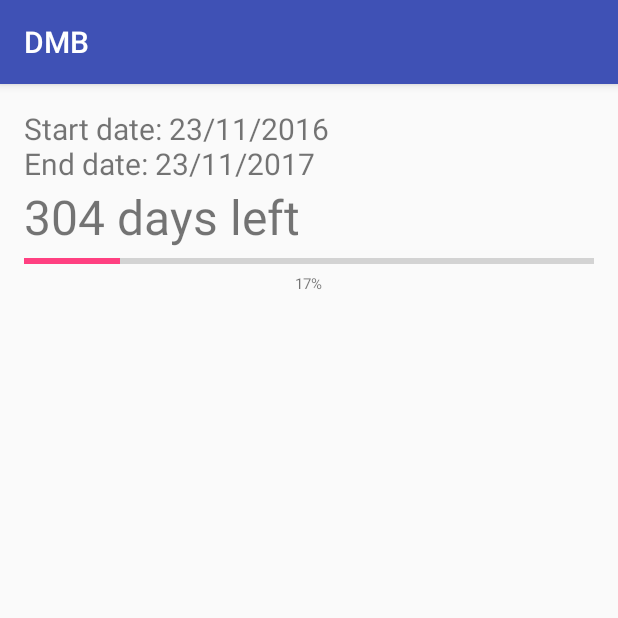
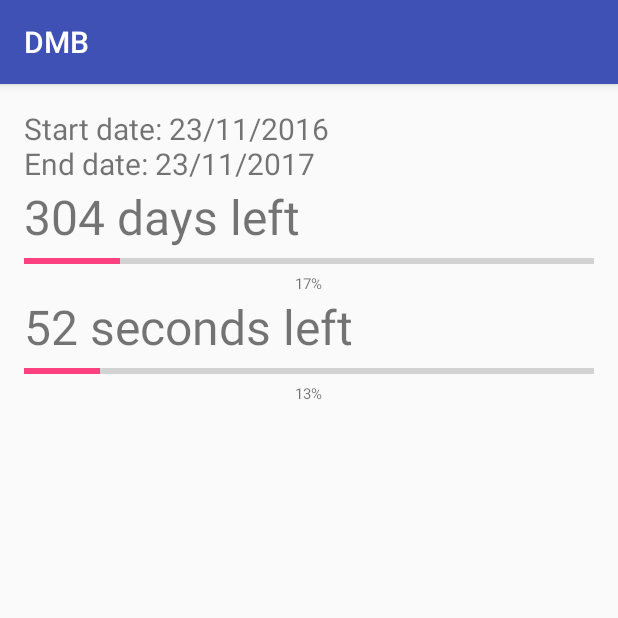
Before and after one commit to ahorseisananimal/DMB, an Android app: the screen it shows after launch (MainActivity), on a phone screen of 412 x 824 dp, the top half of it. Run offline under Robolectric (Android 15) with nearby library versions, the phone set to English and light mode, and no system bars.

Commit message:
Added seconds count and progress bar

```diff
--- a/app/src/main/java/com/fuagra/dmb/MainActivity.java
+++ b/app/src/main/java/com/fuagra/dmb/MainActivity.java
@@ -2,12 +2,14 @@ package com.fuagra.dmb;
 
 import android.content.SharedPreferences;
 import android.os.Bundle;
+import android.os.Handler;
 import android.support.v7.app.AppCompatActivity;
 import android.widget.ProgressBar;
 import android.widget.TextView;
 
 import java.text.ParseException;
 import java.text.SimpleDateFormat;
+import java.util.Calendar;
 import java.util.Date;
 
 public class MainActivity extends AppCompatActivity {
@@ -16,12 +18,22 @@ public class MainActivity extends AppCompatActivity {
     public static final String START_DATE_KEY = "StartDate";
     private static final String END_DATE_KEY = "EndDate";
     private SharedPreferences preferences;
+    private Handler handler;
 
     @Override
     protected void onCreate(Bundle savedInstanceState) {
         super.onCreate(savedInstanceState);
         setContentView(R.layout.activity_main);
         SimpleDateFormat simpleDateFormat = new SimpleDateFormat("dd/MM/yyyy");
+
+        handler = new Handler();
+
+        update(simpleDateFormat);
+
+
+    }
+
+    private void update(final SimpleDateFormat simpleDateFormat) {
         preferences = getSharedPreferences(SHARED_PREFERENCES_NAME, MODE_PRIVATE);
         long startDate = preferences.getLong(START_DATE_KEY, 0);
         long endDate = preferences.getLong(END_DATE_KEY, 0);
@@ -31,7 +43,7 @@ public class MainActivity extends AppCompatActivity {
 
             try {
                 startDate = simpleDateFormat.parse("23/11/2016").getTime();
-                endDate =  simpleDateFormat.parse("23/11/2017").getTime();
+                endDate = simpleDateFormat.parse("23/11/2017").getTime();
             } catch (ParseException e) {
                 e.printStackTrace();
             }
@@ -39,22 +51,51 @@ public class MainActivity extends AppCompatActivity {
             preferences.edit().putLong(END_DATE_KEY, endDate).apply();
         }
 
-        long currentDate = System.currentTimeMillis();
-        int remainingDaysCount = (int) ((endDate - currentDate) / (3600 * 24 * 1000));
-        TextView textView = (TextView) findViewById(R.id.dayLabel);
-        textView.setText(remainingDaysCount + " days left");
-        ProgressBar progressBar = (ProgressBar) findViewById(R.id.dayProgress);
-        progressBar.setIndeterminate(false);
-        progressBar.setMax(365);
-        progressBar.setProgress(365 - remainingDaysCount);
-
-        textView = (TextView) findViewById(R.id.datesLabel);
-        textView.setText("Start date: "
+        TextView textViewDates = (TextView) findViewById(R.id.datesLabel);
+        textViewDates.setText("Start date: "
                 + simpleDateFormat.format(new Date(startDate)) + "\n" +
                 "End date: " + simpleDateFormat.format(new Date(endDate)));
 
-        int percentage  = Math.round(100-(remainingDaysCount/365f)*100);
-        textView = (TextView) findViewById(R.id.dayPercentageLabel);
-        textView.setText(percentage + "%");
+        long currentDate = System.currentTimeMillis();
+        int remainingDaysCount = (int) ((endDate - currentDate) / (3600 * 24 * 1000));
+
+        Calendar calendar = Calendar.getInstance();
+        calendar.setTime(new Date(currentDate));
+
+        TextView textViewRemainingDays = (TextView) findViewById(R.id.remainingDaysLabel);
+        textViewRemainingDays.setText(remainingDaysCount + " days left");
+
+        ProgressBar progressBarDays = (ProgressBar) findViewById(R.id.dayProgressLabel);
+        progressBarDays.setIndeterminate(false);
+        progressBarDays.setMax(365);
+        progressBarDays.setProgress(365 - remainingDaysCount);
+
+        int percentage = Math.round(100 - (remainingDaysCount / 365f) * 100);
+        TextView textViewDayPercentage = (TextView) findViewById(R.id.dayPercentageLabel);
+        textViewDayPercentage.setText(percentage + "%");
+
+
+        int progressMinute = calendar.get(Calendar.SECOND);
+        TextView textViewRemainingSeconds = (TextView) findViewById(R.id.remainingSecondsLabel);
+        textViewRemainingSeconds.setText((60-progressMinute) + " seconds left");
+
+        ProgressBar progressBarMinutes = (ProgressBar) findViewById(R.id.minuteProgressLabel);
+        progressBarMinutes.setIndeterminate(false);
+        progressBarMinutes.setMax(60);
+        progressBarMinutes.setProgress(progressMinute);
+
+        int percentageMinute = Math.round(progressMinute / 60f * 100);
+        TextView textViewMinutePercentage = (TextView) findViewById(R.id.minutePercentageLabel);
+        textViewMinutePercentage.setText(percentageMinute + "%");
+
+
+        handler.postDelayed(new Runnable() {
+            @Override
+            public void run() {
+                update(simpleDateFormat);
+            }
+        }, 200);
     }
+
+
 }
--- a/app/src/main/res/layout/activity_main.xml
+++ b/app/src/main/res/layout/activity_main.xml
@@ -19,13 +19,13 @@
 
 
     <TextView
-        android:id="@+id/dayLabel"
+        android:id="@+id/remainingDaysLabel"
         android:layout_width="wrap_content"
         android:layout_height="wrap_content"
         android:textSize="32sp" />
 
     <ProgressBar
-        android:id="@+id/dayProgress"
+        android:id="@+id/dayProgressLabel"
         style="?android:attr/progressBarStyleHorizontal"
         android:layout_width="match_parent"
         android:layout_height="wrap_content" />
@@ -37,4 +37,25 @@
         android:textSize="10sp"
         android:layout_gravity="center_horizontal"
         tools:text="%"/>
+
+    <TextView
+        android:id="@+id/remainingSecondsLabel"
+        android:layout_width="wrap_content"
+        android:layout_height="wrap_content"
+        android:textSize="32sp" />
+
+    <ProgressBar
+        android:id="@+id/minuteProgressLabel"
+        style="?android:attr/progressBarStyleHorizontal"
+        android:layout_width="match_parent"
+        android:layout_height="wrap_content" />
+
+    <TextView
+        android:id="@+id/minutePercentageLabel"
+        android:layout_width="wrap_content"
+        android:layout_height="wrap_content"
+        android:textSize="10sp"
+        android:layout_gravity="center_horizontal"
+        tools:text="%"/>
+
 </LinearLayout>
```
